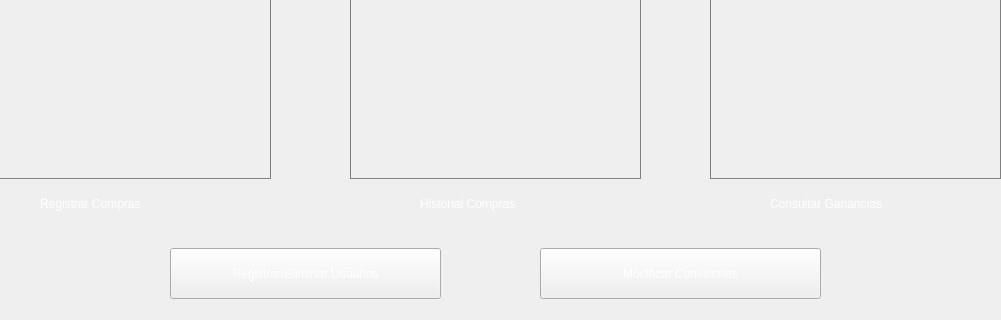
LautaroRomero21/Proyecto-CRUD-para-empresa-chica, file ventanas/ventana_principal_autorizada.ui: the form before one commit; both pictures show x 110 to 1111 and y 402 to 722 of the 1195 by 722 pixel window.
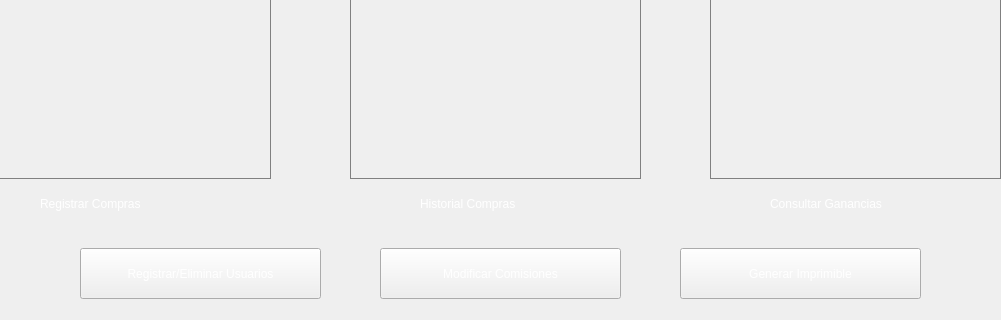
The form after the commit. Icons and pictures are not drawn.

The edit to the form file:
```diff
--- a/ventanas/ventana_principal_autorizada.ui
+++ b/ventanas/ventana_principal_autorizada.ui
@@ -34,7 +34,7 @@
 color: #fff;
 background: none;
 }
-QPushButton#boton_usuarios,#boton_modificar_comisiones{
+QPushButton#boton_usuarios,#boton_modificar_comisiones,#boton_generar_imprimible{
 font: 57 12pt &quot;Yu Gothic Medium&quot;;
 color: #fff;
 background-image: url(:/ventana_principal_autorizado/principal_autorizada_background.png);
@@ -95,9 +95,9 @@
   <widget class="QPushButton" name="boton_usuarios">
    <property name="geometry">
     <rect>
-     <x>280</x>
+     <x>190</x>
      <y>650</y>
-     <width>271</width>
+     <width>241</width>
      <height>51</height>
     </rect>
    </property>
@@ -426,9 +426,9 @@
   <widget class="QPushButton" name="boton_modificar_comisiones">
    <property name="geometry">
     <rect>
-     <x>650</x>
+     <x>490</x>
      <y>650</y>
-     <width>281</width>
+     <width>241</width>
      <height>51</height>
     </rect>
    </property>
@@ -442,6 +442,25 @@
     <string>Modificar Comisiones</string>
    </property>
   </widget>
+  <widget class="QPushButton" name="boton_generar_imprimible">
+   <property name="geometry">
+    <rect>
+     <x>790</x>
+     <y>650</y>
+     <width>241</width>
+     <height>51</height>
+    </rect>
+   </property>
+   <property name="cursor">
+    <cursorShape>PointingHandCursor</cursorShape>
+   </property>
+   <property name="styleSheet">
+    <string notr="true">background-image: url(:/ventana_principal_autorizado/principal_autorizada_background.png);</string>
+   </property>
+   <property name="text">
+    <string>Generar Imprimible</string>
+   </property>
+  </widget>
  </widget>
  <resources>
   <include location="imagenes/imagenes.qrc"/>
```
